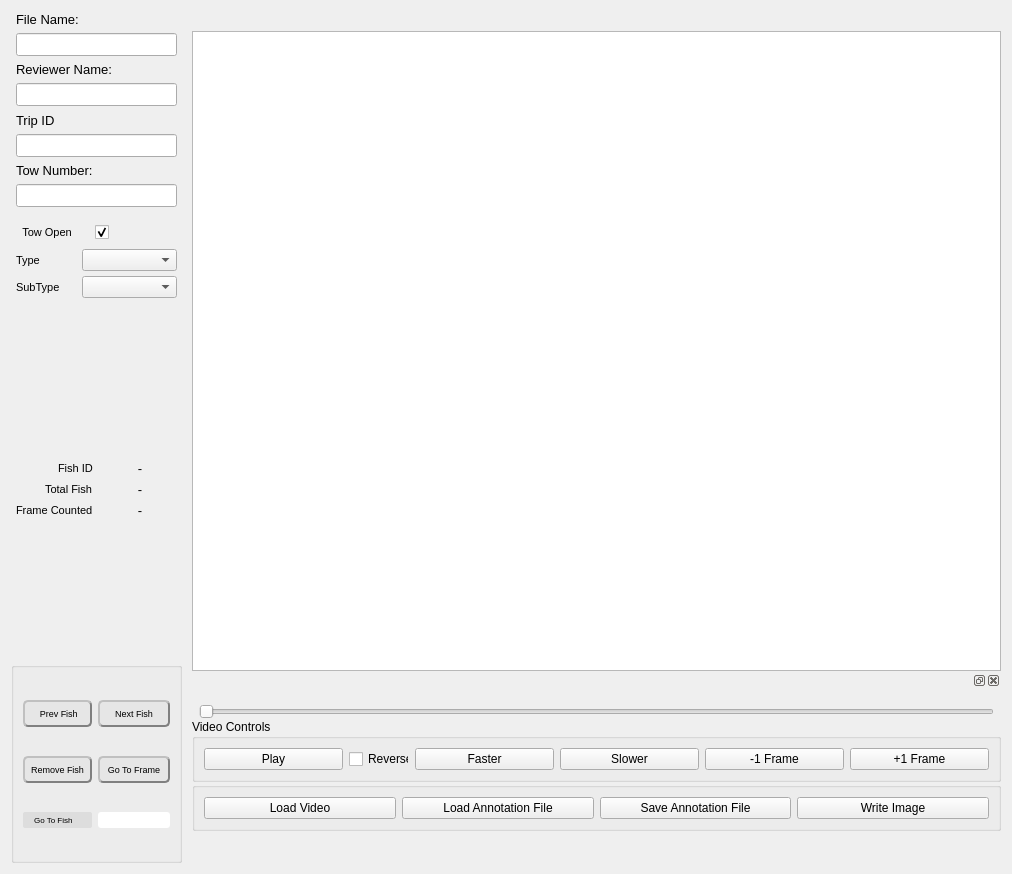
Above: src/video_annotator/mainwindow.ui from cvisionai/Tator-Native before the change. Below: the same form after it.
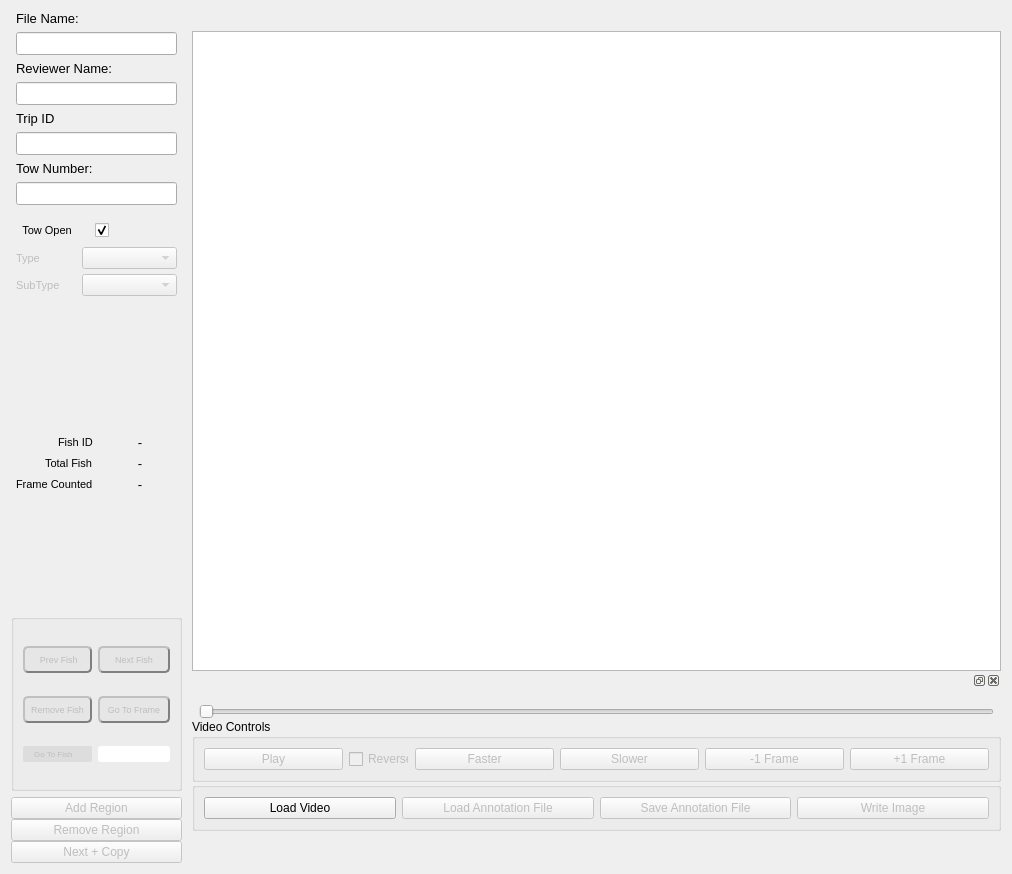
That is the form after the change.

Commit message: Disable everything in UI file, name widgets consistently

Diff of the .ui file:
```diff
--- a/src/video_annotator/mainwindow.ui
+++ b/src/video_annotator/mainwindow.ui
@@ -283,6 +283,9 @@
          </property>
          <item row="0" column="0">
           <widget class="QLabel" name="typeLabel">
+           <property name="enabled">
+            <bool>false</bool>
+           </property>
            <property name="sizePolicy">
             <sizepolicy hsizetype="Minimum" vsizetype="Preferred">
              <horstretch>0</horstretch>
@@ -307,6 +310,9 @@
          </item>
          <item row="0" column="1">
           <widget class="QComboBox" name="typeMenu">
+           <property name="enabled">
+            <bool>false</bool>
+           </property>
            <property name="sizePolicy">
             <sizepolicy hsizetype="Minimum" vsizetype="Fixed">
              <horstretch>0</horstretch>
@@ -337,6 +343,9 @@
          </item>
          <item row="1" column="0">
           <widget class="QLabel" name="subTypeLabel">
+           <property name="enabled">
+            <bool>false</bool>
+           </property>
            <property name="sizePolicy">
             <sizepolicy hsizetype="Minimum" vsizetype="Preferred">
              <horstretch>0</horstretch>
@@ -355,6 +364,9 @@
          </item>
          <item row="1" column="1">
           <widget class="QComboBox" name="subTypeMenu">
+           <property name="enabled">
+            <bool>false</bool>
+           </property>
            <property name="sizePolicy">
             <sizepolicy hsizetype="Minimum" vsizetype="Fixed">
              <horstretch>0</horstretch>
@@ -526,6 +538,9 @@
          <layout class="QGridLayout" name="gridLayout">
           <item row="0" column="0">
            <widget class="QPushButton" name="prevFish">
+            <property name="enabled">
+             <bool>false</bool>
+            </property>
             <property name="sizePolicy">
              <sizepolicy hsizetype="MinimumExpanding" vsizetype="Fixed">
               <horstretch>0</horstretch>
@@ -561,6 +576,9 @@
           </item>
           <item row="1" column="0">
            <widget class="QPushButton" name="removeFish">
+            <property name="enabled">
+             <bool>false</bool>
+            </property>
             <property name="sizePolicy">
              <sizepolicy hsizetype="MinimumExpanding" vsizetype="Fixed">
               <horstretch>0</horstretch>
@@ -598,6 +616,9 @@
           </item>
           <item row="2" column="0">
            <widget class="QLabel" name="goToFishLabel">
+            <property name="enabled">
+             <bool>false</bool>
+            </property>
             <property name="sizePolicy">
              <sizepolicy hsizetype="MinimumExpanding" vsizetype="Preferred">
               <horstretch>0</horstretch>
@@ -627,6 +648,9 @@
           </item>
           <item row="0" column="1">
            <widget class="QPushButton" name="nextFish">
+            <property name="enabled">
+             <bool>false</bool>
+            </property>
             <property name="sizePolicy">
              <sizepolicy hsizetype="MinimumExpanding" vsizetype="Fixed">
               <horstretch>0</horstretch>
@@ -662,6 +686,9 @@
           </item>
           <item row="2" column="1">
            <widget class="QLineEdit" name="goToFishVal">
+            <property name="enabled">
+             <bool>false</bool>
+            </property>
             <property name="sizePolicy">
              <sizepolicy hsizetype="MinimumExpanding" vsizetype="Fixed">
               <horstretch>0</horstretch>
@@ -690,6 +717,9 @@
           </item>
           <item row="1" column="1">
            <widget class="QPushButton" name="goToFrame">
+            <property name="enabled">
+             <bool>false</bool>
+            </property>
             <property name="sizePolicy">
              <sizepolicy hsizetype="MinimumExpanding" vsizetype="Fixed">
               <horstretch>0</horstretch>
@@ -745,6 +775,36 @@
          <property name="topMargin">
           <number>0</number>
          </property>
+         <item>
+          <widget class="QPushButton" name="addRegion">
+           <property name="enabled">
+            <bool>false</bool>
+           </property>
+           <property name="text">
+            <string>Add Region</string>
+           </property>
+          </widget>
+         </item>
+         <item>
+          <widget class="QPushButton" name="removeRegion">
+           <property name="enabled">
+            <bool>false</bool>
+           </property>
+           <property name="text">
+            <string>Remove Region</string>
+           </property>
+          </widget>
+         </item>
+         <item>
+          <widget class="QPushButton" name="nextAndCopy">
+           <property name="enabled">
+            <bool>false</bool>
+           </property>
+           <property name="text">
+            <string>Next + Copy</string>
+           </property>
+          </widget>
+         </item>
         </layout>
        </item>
       </layout>
@@ -872,7 +932,10 @@
                </property>
                <layout class="QHBoxLayout" name="horizontalLayout_3">
                 <item>
-                 <widget class="QPushButton" name="Play">
+                 <widget class="QPushButton" name="play">
+                  <property name="enabled">
+                   <bool>false</bool>
+                  </property>
                   <property name="sizePolicy">
                    <sizepolicy hsizetype="Minimum" vsizetype="Fixed">
                     <horstretch>0</horstretch>
@@ -885,7 +948,10 @@
                  </widget>
                 </item>
                 <item>
-                 <widget class="QCheckBox" name="checkBox">
+                 <widget class="QCheckBox" name="reverse">
+                  <property name="enabled">
+                   <bool>false</bool>
+                  </property>
                   <property name="maximumSize">
                    <size>
                     <width>60</width>
@@ -900,7 +966,7 @@
                 <item>
                  <widget class="QPushButton" name="SpeedUp">
                   <property name="enabled">
-                   <bool>true</bool>
+                   <bool>false</bool>
                   </property>
                   <property name="sizePolicy">
                    <sizepolicy hsizetype="Minimum" vsizetype="Fixed">
@@ -929,7 +995,10 @@
                  </widget>
                 </item>
                 <item>
-                 <widget class="QPushButton" name="SlowDown">
+                 <widget class="QPushButton" name="slower">
+                  <property name="enabled">
+                   <bool>false</bool>
+                  </property>
                   <property name="sizePolicy">
                    <sizepolicy hsizetype="Minimum" vsizetype="Fixed">
                     <horstretch>0</horstretch>
@@ -952,6 +1021,9 @@
                 </item>
                 <item>
                  <widget class="QPushButton" name="minusOneFrame">
+                  <property name="enabled">
+                   <bool>false</bool>
+                  </property>
                   <property name="focusPolicy">
                    <enum>Qt::NoFocus</enum>
                   </property>
@@ -962,6 +1034,9 @@
                 </item>
                 <item>
                  <widget class="QPushButton" name="plusOneFrame">
+                  <property name="enabled">
+                   <bool>false</bool>
+                  </property>
                   <property name="focusPolicy">
                    <enum>Qt::NoFocus</enum>
                   </property>
@@ -999,14 +1074,20 @@
                  </widget>
                 </item>
                 <item>
-                 <widget class="QPushButton" name="loadAnnotate">
+                 <widget class="QPushButton" name="loadAnnotationFile">
+                  <property name="enabled">
+                   <bool>false</bool>
+                  </property>
                   <property name="text">
                    <string>Load Annotation File</string>
                   </property>
                  </widget>
                 </item>
                 <item>
-                 <widget class="QPushButton" name="saveAnnotate">
+                 <widget class="QPushButton" name="saveAnnotationFile">
+                  <property name="enabled">
+                   <bool>false</bool>
+                  </property>
                   <property name="text">
                    <string>Save Annotation File</string>
                   </property>
@@ -1014,6 +1095,9 @@
                 </item>
                 <item>
                  <widget class="QPushButton" name="writeImage">
+                  <property name="enabled">
+                   <bool>false</bool>
+                  </property>
                   <property name="text">
                    <string>Write Image</string>
                   </property>
```
Left out of the diff: 7 changed lines with no effect on the pictures.
